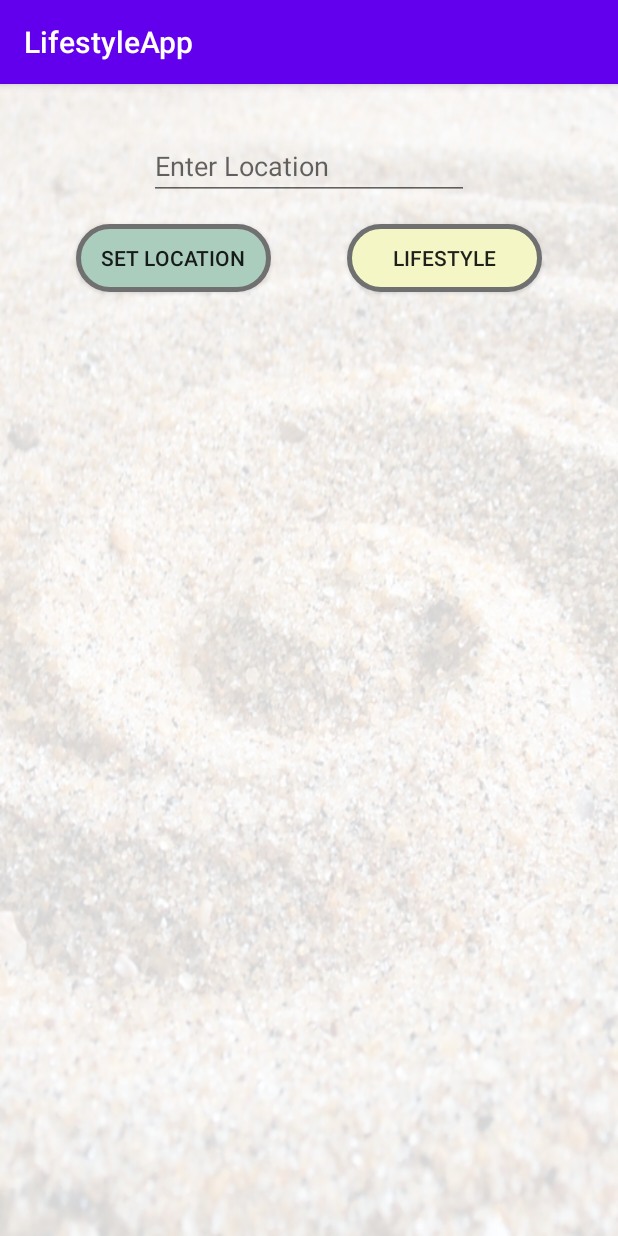
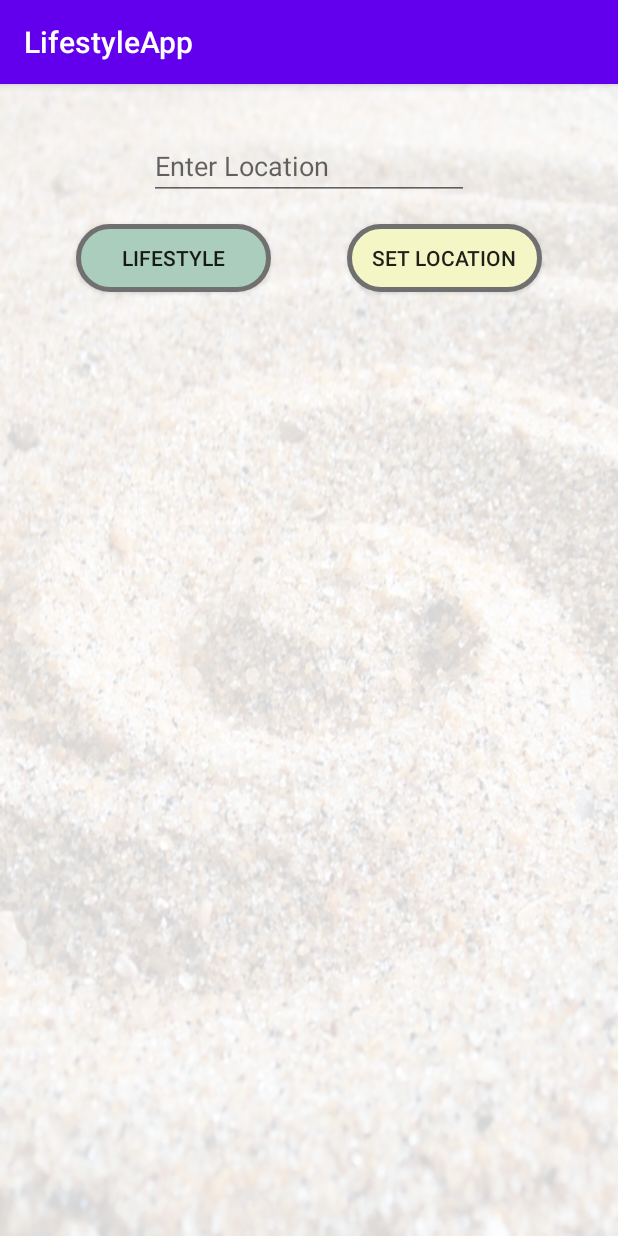
Before and after one commit to jcsullivan/CS6018Project, an Android app: the screen it shows after launch (MasterDetail), after a tap on "LOCAL WEATHER", on a phone screen of 412 x 824 dp. Run offline under Robolectric (Android 15) with nearby library versions, the phone set to English and light mode, and no system bars; Roboto replaces fonts that are not available here.

Commit message:
Weather buttons swapped to match profile activity

```diff
--- a/LifestyleApp/app/src/main/res/layout/fragment_weather.xml
+++ b/LifestyleApp/app/src/main/res/layout/fragment_weather.xml
@@ -44,28 +44,31 @@
             app:layout_constraintTop_toBottomOf="@+id/resetLocation" />
 
         <Button
+            android:id="@+id/backToLifestyle"
+            android:layout_width="130dp"
+            android:layout_height="45dp"
+            android:layout_marginTop="16dp"
+            android:background="@drawable/roundedbuttongreen"
+            android:text="@string/lifestyle"
+            app:layout_constraintStart_toStartOf="parent"
+            app:layout_constraintHorizontal_bias="0.25"
+            app:layout_constraintEnd_toStartOf="@+id/resetLocation"
+            app:layout_constraintTop_toBottomOf="@+id/location"
+            />
+
+        <Button
             android:id="@+id/resetLocation"
             android:layout_width="130dp"
             android:layout_height="45dp"
             android:layout_marginTop="16dp"
-            android:background="@drawable/roundedbuttongreen"
+            android:background="@drawable/roundedbuttonyellow"
             android:text="@string/set_loc"
-            app:layout_constraintHorizontal_bias="0.25"
-            app:layout_constraintStart_toStartOf="parent"
-            app:layout_constraintEnd_toStartOf="@+id/backToLifestyle"
-            app:layout_constraintTop_toBottomOf="@+id/location" />
-
-        <Button
-            android:id="@+id/backToLifestyle"
-            android:layout_width="130dp"
-            android:layout_height="45dp"
-            android:layout_marginTop="16dp"
-            android:background="@drawable/roundedbuttonyellow"
-            android:text="@string/lifestyle"
             app:layout_constraintEnd_toEndOf="parent"
             app:layout_constraintHorizontal_bias="0.75"
-            app:layout_constraintStart_toEndOf="@+id/resetLocation"
-            app:layout_constraintTop_toBottomOf="@+id/location" />
+            app:layout_constraintStart_toEndOf="@+id/backToLifestyle"
+            app:layout_constraintTop_toBottomOf="@+id/location"
+            />
+
     </androidx.constraintlayout.widget.ConstraintLayout>
 </FrameLayout>
 </ScrollView>
```
